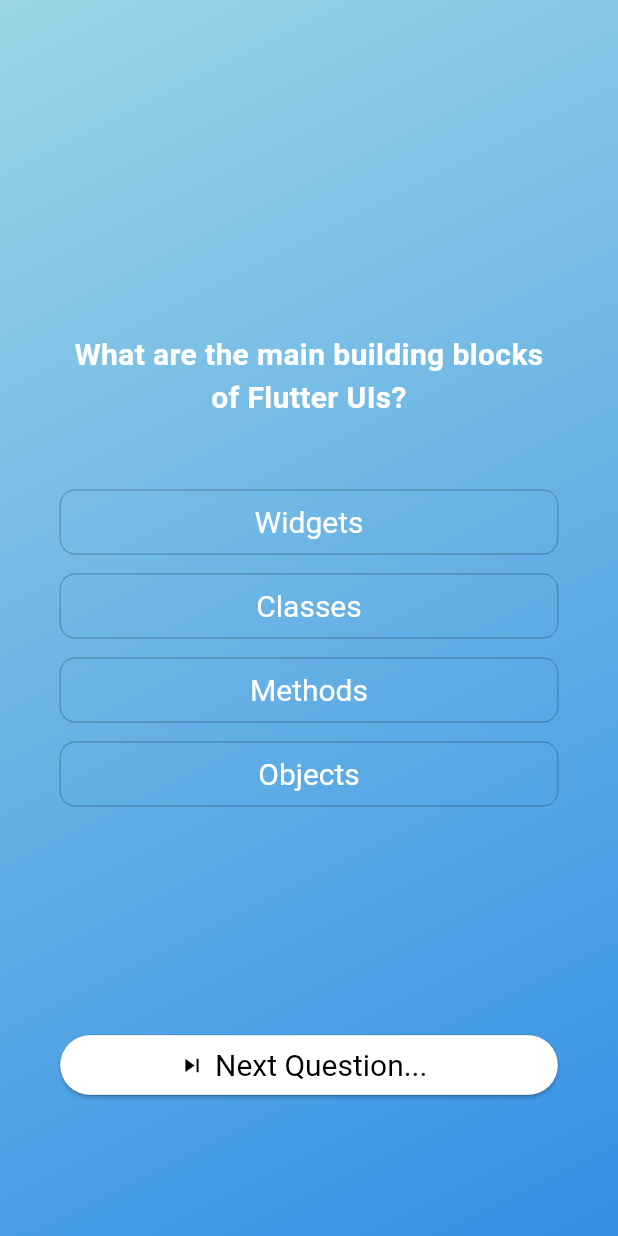
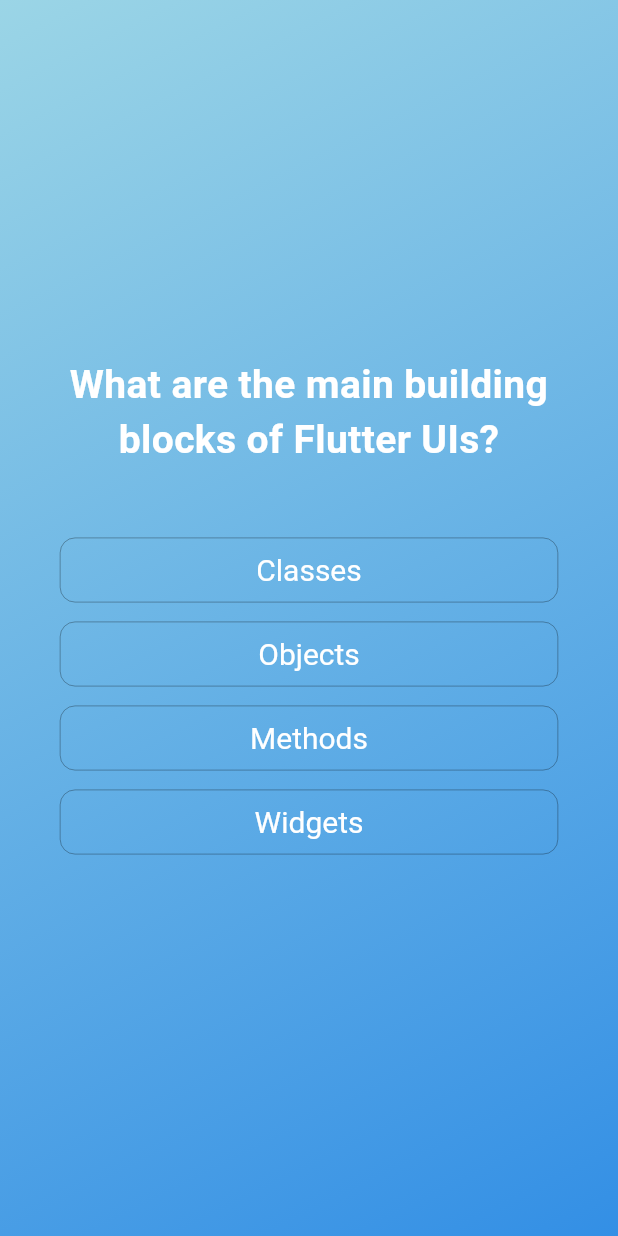
Before and after one commit to ChrisSamHarris/acade_course, a Flutter app: the screen it shows after launch, after a tap on "Start Quiz", on a phone screen of 412 x 824 dp. Run offline on Flutter 3.47's test engine with Material 3 defaults, Android fonts, the phone set to English and light mode, and no system bars.

Commit message:
state added for question inex, shuffle question capability added

```diff
--- a/quiz_app/lib/answer_button.dart
+++ b/quiz_app/lib/answer_button.dart
@@ -28,7 +28,7 @@
     return OutlinedButton(
               onPressed: onTap,
               style: answerStyle,
-              child: Text(answerText),
+              child: Text(answerText, textAlign: TextAlign.center,),
     );
   }
 }
--- a/quiz_app/lib/models/questions.dart
+++ b/quiz_app/lib/models/questions.dart
@@ -3,4 +3,11 @@
 
   final String question;
   final List<String> answers;
+
+  List<String> getShuffledAnswers() {
+    final shuffledList = List.of(answers);
+    // .shuffle() mutates the list in-memory
+    shuffledList.shuffle();
+    return shuffledList;
+  }
 }
--- a/quiz_app/lib/quiz_questions.dart
+++ b/quiz_app/lib/quiz_questions.dart
@@ -14,6 +14,18 @@
 
 class _QuizQuestionsState extends State<QuizQuestions> {
 
+  var currentQuestionIndex = 0;
+  answerQuestion() {
+    if (currentQuestionIndex >= questions.length - 1) {
+      print("No more questions");
+      return;
+    } else {
+      setState(() {
+        currentQuestionIndex++;
+      });
+    }
+  }
+
   final ButtonStyle btnStyle = ElevatedButton.styleFrom(
     textStyle: const TextStyle(fontSize: 20),
     foregroundColor: Colors.black,
@@ -23,12 +35,12 @@
   final TextStyle questionStyle = const TextStyle(
     color: Colors.white,
     fontWeight: FontWeight.bold,
-    fontSize: 20,
+    fontSize: 26,
   );
 
   @override
   Widget build(context) {
-    final currentQuestion = questions[0];
+    final currentQuestion = questions[currentQuestionIndex];
 
     return Center(
       child: Container(
@@ -50,26 +62,20 @@
                     ),
                   ),
                   const SizedBox(height: 40),
-                  ...currentQuestion.answers.map((answer) {
+                  ...currentQuestion.getShuffledAnswers().map((answer) {
                     return Padding(
                       padding: const EdgeInsets.symmetric(vertical: 4.0),
                       child: SizedBox(
                         width: double.infinity,
-                        child: AnswerButton(answerText: answer, onTap: () {}),
+                        child: AnswerButton(answerText: answer, onTap: () {
+                          print("Pressed: $answer");
+                          answerQuestion();
+                        }),
                       ),
                     );
-                  }).toList(),
+                  }),
                 ],
               ),
-            ),
-            ElevatedButton.icon(
-              onPressed: () {
-                // logic to start the quiz
-                print('next question pressed');
-              },
-              style: btnStyle,
-              icon: Icon(Icons.skip_next),
-              label: const Text("Next Question..."),
             ),
             const SizedBox(height: 50),
           ],
```
